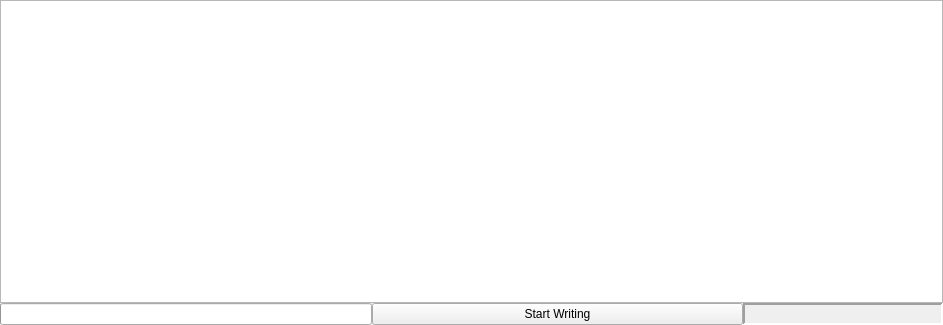
The window that workspace/src/youbot_rw_rqt_gui/resource/YouBotGui_widget.ui (Black-Devil/YouBot_RW) describes before a commit, drawn with Qt 5.
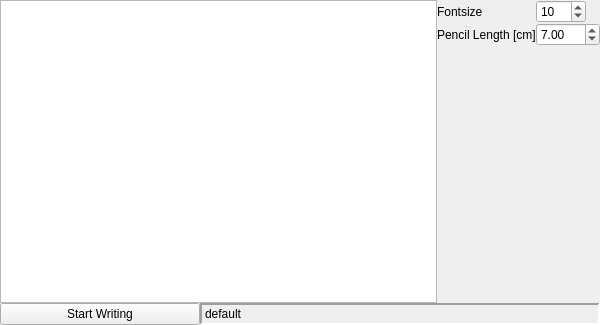
The same window after the commit.

Commit message: added functionality of gui; for interface look at gui_widget.py;

The edit to the form file:
```diff
--- a/workspace/src/youbot_rw_rqt_gui/resource/YouBotGui_widget.ui
+++ b/workspace/src/youbot_rw_rqt_gui/resource/YouBotGui_widget.ui
@@ -6,10 +6,16 @@
    <rect>
     <x>0</x>
     <y>0</y>
-    <width>943</width>
+    <width>600</width>
     <height>325</height>
    </rect>
   </property>
+  <property name="maximumSize">
+   <size>
+    <width>600</width>
+    <height>16777215</height>
+   </size>
+  </property>
   <property name="windowTitle">
    <string>YouBot_RW_GUI</string>
   </property>
@@ -30,28 +36,76 @@
     <number>0</number>
    </property>
    <item>
-    <widget class="QPlainTextEdit" name="plainTextEdit_writeContent"/>
+    <layout class="QHBoxLayout" name="content_layout">
+     <item>
+      <widget class="QPlainTextEdit" name="plainTextEdit_writeContent">
+       <property name="maximumSize">
+        <size>
+         <width>600</width>
+         <height>16777215</height>
+        </size>
+       </property>
+      </widget>
+     </item>
+     <item>
+      <layout class="QFormLayout" name="config_layout">
+       <item row="0" column="0">
+        <widget class="QLabel" name="fontsize_label">
+         <property name="text">
+          <string>Fontsize</string>
+         </property>
+        </widget>
+       </item>
+       <item row="0" column="1">
+        <widget class="QSpinBox" name="fontsize_spinBox">
+         <property name="maximumSize">
+          <size>
+           <width>50</width>
+           <height>16777215</height>
+          </size>
+         </property>
+         <property name="minimum">
+          <number>1</number>
+         </property>
+         <property name="maximum">
+          <number>20</number>
+         </property>
+         <property name="value">
+          <number>10</number>
+         </property>
+        </widget>
+       </item>
+       <item row="1" column="0">
+        <widget class="QLabel" name="pencilLength_label">
+         <property name="text">
+          <string>Pencil Length [cm]</string>
+         </property>
+        </widget>
+       </item>
+       <item row="1" column="1">
+        <widget class="QDoubleSpinBox" name="pencilLength_doubleSpinBox">
+         <property name="maximum">
+          <double>200.000000000000000</double>
+         </property>
+         <property name="value">
+          <double>7.000000000000000</double>
+         </property>
+        </widget>
+       </item>
+      </layout>
+     </item>
+    </layout>
    </item>
    <item>
     <layout class="QHBoxLayout" name="status_bar_layout">
-     <item>
-      <widget class="QProgressBar" name="progress_bar">
-       <property name="sizePolicy">
-        <sizepolicy hsizetype="Minimum" vsizetype="Fixed">
-         <horstretch>0</horstretch>
-         <verstretch>0</verstretch>
-        </sizepolicy>
-       </property>
-       <property name="value">
-        <number>0</number>
-       </property>
-       <property name="textVisible">
-        <bool>false</bool>
-       </property>
-      </widget>
-     </item>
      <item>
       <widget class="QPushButton" name="write_button">
+       <property name="maximumSize">
+        <size>
+         <width>200</width>
+         <height>16777215</height>
+        </size>
+       </property>
        <property name="toolTip">
         <string>Toggle Thumbnails</string>
        </property>
@@ -68,7 +122,7 @@
         </size>
        </property>
        <property name="checkable">
-        <bool>true</bool>
+        <bool>false</bool>
        </property>
       </widget>
      </item>
@@ -76,7 +130,7 @@
       <widget class="QLabel" name="status_label">
        <property name="maximumSize">
         <size>
-         <width>200</width>
+         <width>800</width>
          <height>16777215</height>
         </size>
        </property>
@@ -93,7 +147,7 @@
         <number>2</number>
        </property>
        <property name="text">
-        <string/>
+        <string>default</string>
        </property>
       </widget>
      </item>
```
The commit also changes 2 other files.
